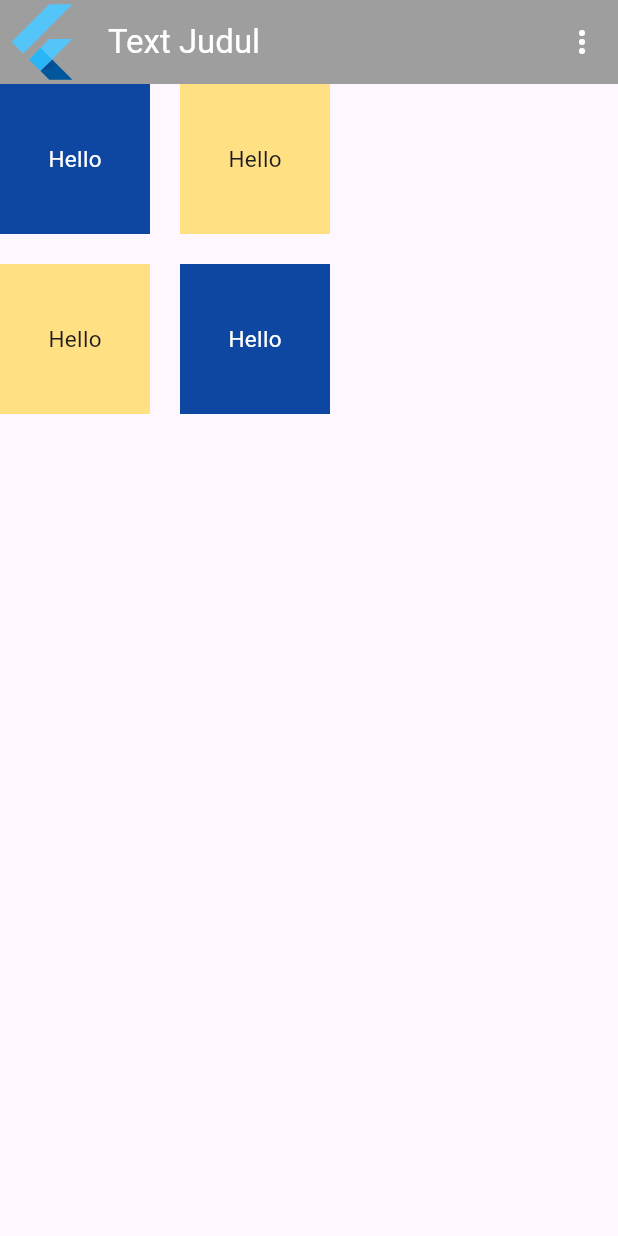
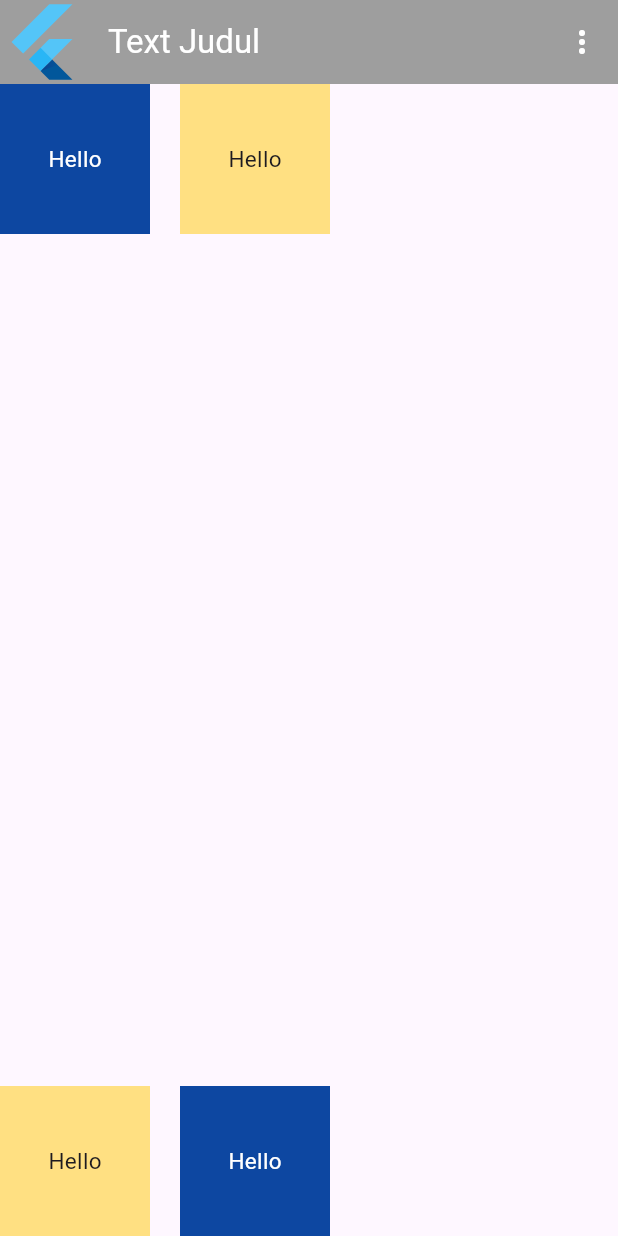
Before and after one commit to maulitayasmin/mobile, a Flutter app: the screen it shows after launch, on a phone screen of 412 x 824 dp. Run offline on Flutter 3.47's test engine with Material 3 defaults, Android fonts, the phone set to English and light mode, and no system bars.

Commit message:
soal13 done

```diff
--- /dev/null
+++ b/lib/latihan/latihan_13.dart
@@ -0,0 +1,101 @@
+import 'dart:math';
+
+import 'package:flutter/material.dart';
+
+class Latihan13 extends StatelessWidget {
+  const Latihan13({super.key});
+
+  @override
+  Widget build(BuildContext context) {
+    return Scaffold(
+      appBar: AppBar(
+        leading: FlutterLogo(
+          size: 10.0, // Ukuran logo di pojok kiri
+        ),
+        title: Text('Text Judul'),
+        foregroundColor: Colors.white,
+        backgroundColor: Colors.grey,
+        actions: [
+          IconButton(
+            onPressed: () {
+              print('Klik More');
+            },
+            icon: Icon(Icons.more_vert),
+          ),
+        ],
+      ),
+      body: Column(
+        mainAxisAlignment: MainAxisAlignment.spaceBetween,
+        children: [
+          Row(
+            mainAxisAlignment: MainAxisAlignment.start,
+            children: [
+              Container(
+                margin: EdgeInsets.only(right: 20),
+                width: 100,
+                height: 100,
+                color: Colors.blue[900],
+                child: Center(
+                  child: Text(
+                    'Hello',
+                    style: TextStyle(
+                      color: Colors.white,
+                      fontSize: 15,
+                    ),
+                  ),
+                ),
+              ),
+              Container(
+                width: 100,
+                height: 100,
+                color: Colors.amber[200],
+                child: Center(
+                  child: Text(
+                    'Hello',
+                    style: TextStyle(
+                      fontSize: 15,
+                    ),
+                  ),
+                ),
+              ),
+            ],
+          ),
+          SizedBox(width: 20), // Jarak antar kolom
+          Row(
+            mainAxisAlignment: MainAxisAlignment.start,
+            children: [
+              Container(
+                margin: EdgeInsets.only(right: 20),
+                width: 100,
+                height: 100,
+                color: Colors.amber[200],
+                child: Center(
+                  child: Text(
+                    'Hello',
+                    style: TextStyle(
+                      fontSize: 15,
+                    ),
+                  ),
+                ),
+              ),
+              Container(
+                width: 100,
+                height: 100,
+                color: Colors.blue[900],
+                child: Center(
+                  child: Text(
+                    'Hello',
+                    style: TextStyle(
+                      fontSize: 15,
+                      color: Colors.white,
+                    ),
+                  ),
+                ),
+              ),
+            ],
+          ),
+        ],
+      ),
+    );
+  }
+}
--- a/lib/main.dart
+++ b/lib/main.dart
@@ -13,6 +13,7 @@ import './latihan/latihan_9.dart';
 import './latihan/latihan_10.dart';
 import './latihan/latihan_11.dart';
 import './latihan/latihan_12.dart';
+import './latihan/latihan_13.dart';
 
 void main() {
   runApp(LitaApp());
@@ -23,6 +24,6 @@ class LitaApp extends StatelessWidget {
 
   @override
   Widget build(BuildContext context) {
-    return MaterialApp(debugShowCheckedModeBanner: false, home: Latihan12());
+    return MaterialApp(debugShowCheckedModeBanner: false, home: Latihan13());
   }
 }
```
